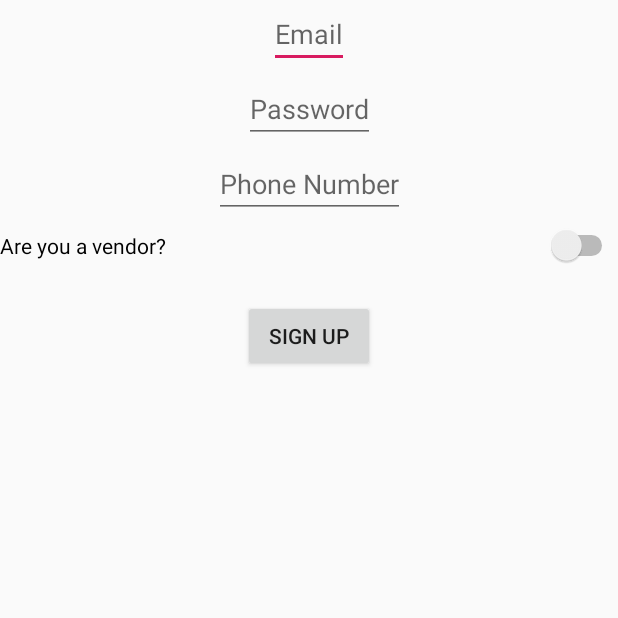
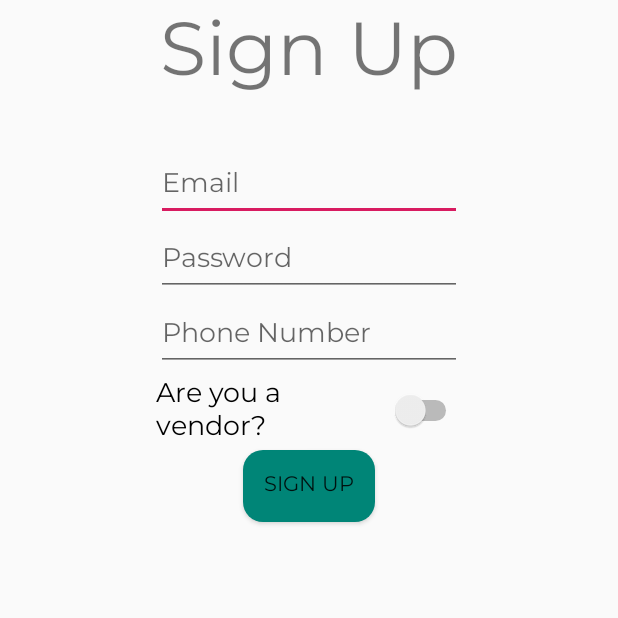
Before and after one commit to apgearhart1/Vend_, an Android app: the signup screen opened directly, with no data from a screen before it, on a phone screen of 412 x 824 dp, the top half of it. Run offline under Robolectric (Android 15) with nearby library versions, the phone set to English and light mode, and no system bars; our stand-ins replace Firebase (no records; nobody signed in at launch, a user with empty details on screens opened directly).

Commit message:
signup gui update

```diff
--- a/app/src/main/res/layout/activity_signup.xml
+++ b/app/src/main/res/layout/activity_signup.xml
@@ -22,48 +22,70 @@
 
     <EditText
         android:id="@+id/emailTxt1"
-        android:layout_width="wrap_content"
-        android:layout_height="wrap_content"
+        android:layout_width="204dp"
+        android:layout_height="47dp"
+        android:fontFamily="@font/montserrat"
         android:hint="Email"
         app:layout_anchor="@+id/include"
-        app:layout_anchorGravity="top|center" />
+        app:layout_anchorGravity="top|center"
+        android:layout_marginTop="100dp"
+    />
 
     <EditText
         android:id="@+id/passwordTxt1"
-        android:layout_width="wrap_content"
-        android:layout_height="wrap_content"
+        android:layout_width="204dp"
+        android:layout_height="47dp"
+        android:fontFamily="@font/montserrat"
         android:hint="Password"
         android:inputType="textPassword"
         app:layout_anchor="@+id/include"
         app:layout_anchorGravity="top|center"
-        android:layout_marginTop="50dp"/>
+        android:layout_marginTop="150dp"/>
     <EditText
         android:id="@+id/phoneNumberTxt1"
-        android:layout_width="wrap_content"
-        android:layout_height="wrap_content"
+        android:layout_width="204dp"
+        android:layout_height="47dp"
+        android:fontFamily="@font/montserrat"
         android:hint="Phone Number"
         android:inputType="phone"
         app:layout_anchor="@+id/include"
         app:layout_anchorGravity="top|center"
-        android:layout_marginTop="100dp"/>
+        android:layout_marginTop="200dp"/>
 
     <Button
         android:id="@+id/signUpBtn"
         android:layout_width="wrap_content"
         android:layout_height="wrap_content"
+        android:fontFamily="@font/montserrat"
+        android:background="@drawable/buttonshape"
         android:text="Sign Up"
-        android:layout_marginTop="200dp"
+        android:layout_marginTop="300dp"
         app:layout_anchor="@+id/include"
         app:layout_anchorGravity="top|center" />
 
     <Switch
         android:id="@+id/switch1"
+        android:layout_width="204dp"
+        android:layout_height="47dp"
+        android:layout_marginTop="250dp"
+        android:checked="false"
+        android:fontFamily="@font/montserrat"
+        android:text="Are you a vendor?"
+        android:textOff="You are a Customer"
+        android:textOn="You are a vendor"
+        android:textSize="18sp"
+        app:layout_anchor="@+id/include"
+        app:layout_anchorGravity="top|center"
+        tools:checked="false" />
+
+    <TextView
+        android:id="@+id/signuptitle"
         android:layout_width="match_parent"
         android:layout_height="wrap_content"
-        android:textOff="You are a Customer"
-        android:textOn="You are a vendor"
-        android:text="Are you a vendor?"
-        android:layout_marginTop="150dp"
+        android:fontFamily="@font/montserrat"
+        android:text="Sign Up"
+        android:textAlignment="center"
+        android:textSize="50sp"
         app:layout_anchor="@+id/include"
         app:layout_anchorGravity="top|center" />
 
```
